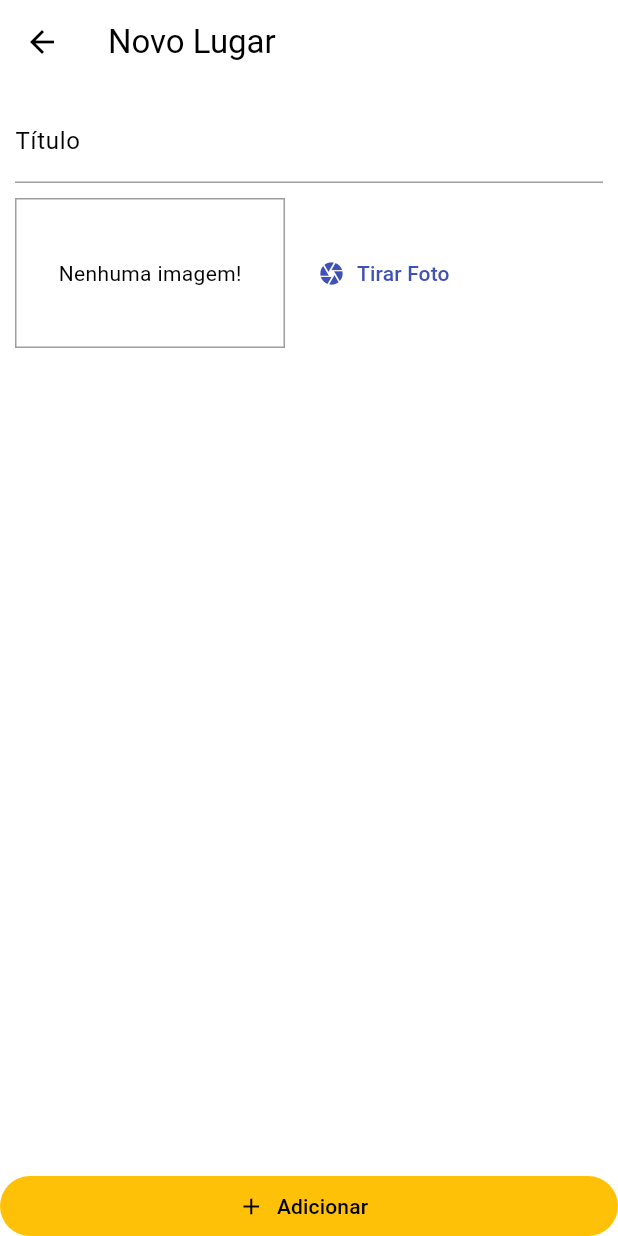
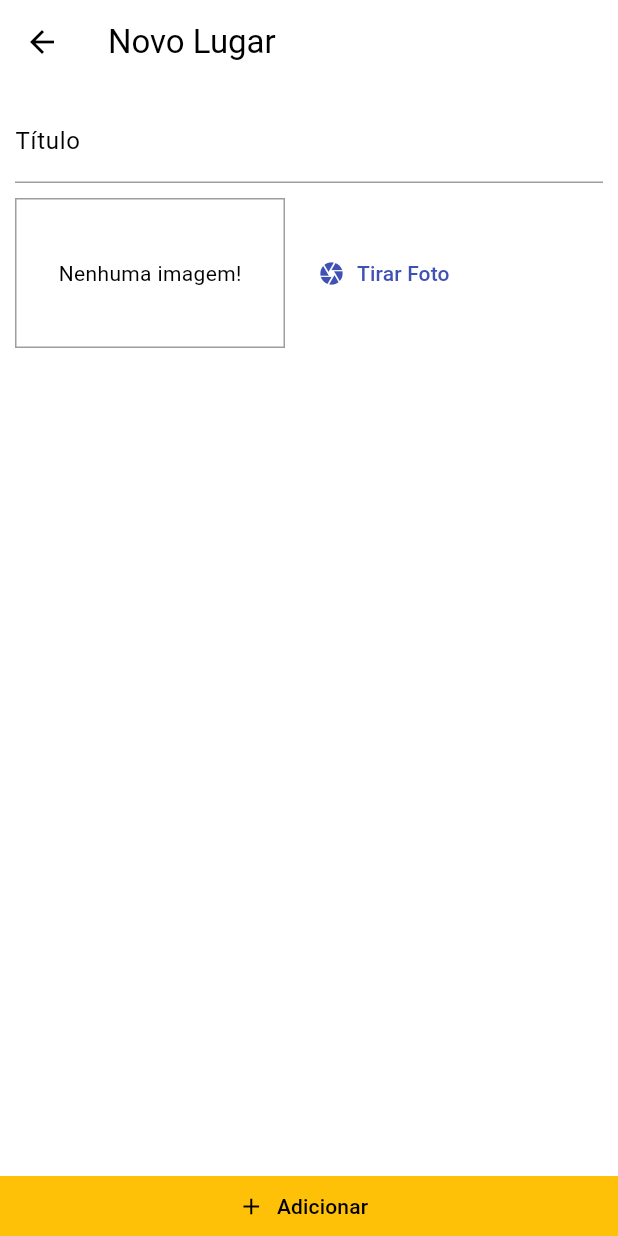
Before and after one commit to AmilcarPBJ/great-places-app, a Flutter app: the PlaceFormScreen screen opened by its route, on a phone screen of 412 x 824 dp. Run offline on Flutter 3.47's test engine with Material 3 defaults, Android fonts, the phone set to English and light mode, and no system bars; our stand-ins replace image_picker.

```diff
--- a/lib/screens/place_form_screen.dart
+++ b/lib/screens/place_form_screen.dart
@@ -1,3 +1,5 @@
+import 'dart:io';
+
 import 'package:flutter/material.dart';
 import 'package:great_places/widgets/image_input.dart';
 
@@ -10,8 +12,13 @@ class PlaceFormScreen extends StatefulWidget {
 
 class _PlaceFormScreenState extends State<PlaceFormScreen> {
   final _titleController = TextEditingController();
+  File? _pickedImage;
 
-  void _submitForm(){}
+  void _selectImage(File pickedImage) {
+    _pickedImage = pickedImage;
+  }
+
+  void _submitForm() {}
 
   @override
   Widget build(BuildContext context) {
@@ -40,7 +47,7 @@ class _PlaceFormScreenState extends State<PlaceFormScreen> {
                         ),
                       ),
                       const SizedBox(height: 10),
-                      const ImageInput(),
+                      ImageInput(_selectImage),
                     ],
                   ),
                 ),
@@ -51,10 +58,13 @@ class _PlaceFormScreenState extends State<PlaceFormScreen> {
               icon: const Icon(Icons.add),
               label: const Text('Adicionar'),
               style: ElevatedButton.styleFrom(
-                  foregroundColor: Colors.black,
-                  backgroundColor: Theme.of(context).colorScheme.secondary,
-                  elevation: 0,
-                  tapTargetSize: MaterialTapTargetSize.shrinkWrap),
+                foregroundColor: Colors.black,
+                backgroundColor: Theme.of(context).colorScheme.secondary,
+                elevation: 0,
+                tapTargetSize: MaterialTapTargetSize.shrinkWrap,
+                shape: const RoundedRectangleBorder(
+                    borderRadius: BorderRadius.zero),
+              ),
             ),
           ],
         ));
--- a/lib/widgets/image_input.dart
+++ b/lib/widgets/image_input.dart
@@ -4,7 +4,9 @@ import 'package:flutter/material.dart';
 import 'package:image_picker/image_picker.dart';
 
 class ImageInput extends StatefulWidget {
-  const ImageInput({super.key});
+  final Function onSelectImage;
+
+  const ImageInput(this.onSelectImage, {super.key});
 
   @override
   State<ImageInput> createState() => _ImageInputState();
@@ -13,7 +15,7 @@ class ImageInput extends StatefulWidget {
 class _ImageInputState extends State<ImageInput> {
   File? _storedImage;
 
-  _takePicture () async {
+  _takePicture() async {
     final ImagePicker picker = ImagePicker();
     XFile imageFile = await picker.pickImage(
       source: ImageSource.camera,
@@ -23,6 +25,8 @@ class _ImageInputState extends State<ImageInput> {
     setState(() {
       _storedImage = File(imageFile.path);
     });
+
+    //widget.onSelectImage(...)
   }
 
   @override
@@ -36,13 +40,13 @@ class _ImageInputState extends State<ImageInput> {
             border: Border.all(width: 1, color: Colors.grey),
           ),
           alignment: Alignment.center,
-          child: _storedImage != null ?
-          Image.file(
-            _storedImage!,
-            width: double.infinity,
-            fit: BoxFit.cover,
-          )
-          : const Text('Nenhuma imagem!'),
+          child: _storedImage != null
+              ? Image.file(
+                  _storedImage!,
+                  width: double.infinity,
+                  fit: BoxFit.cover,
+                )
+              : const Text('Nenhuma imagem!'),
         ),
         const SizedBox(width: 10),
         TextButton.icon(
--- a/pubspec.yaml
+++ b/pubspec.yaml
@@ -32,6 +32,8 @@ dependencies:
     sdk: flutter
   provider: ^6.1.2
   image_picker: ^1.1.2
+  path_provider: ^2.1.4
+  path: ^1.9.0
 
 
   # The following adds the Cupertino Icons font to your application.
```
Also changed, not shown: pubspec.lock, 1 other file.
